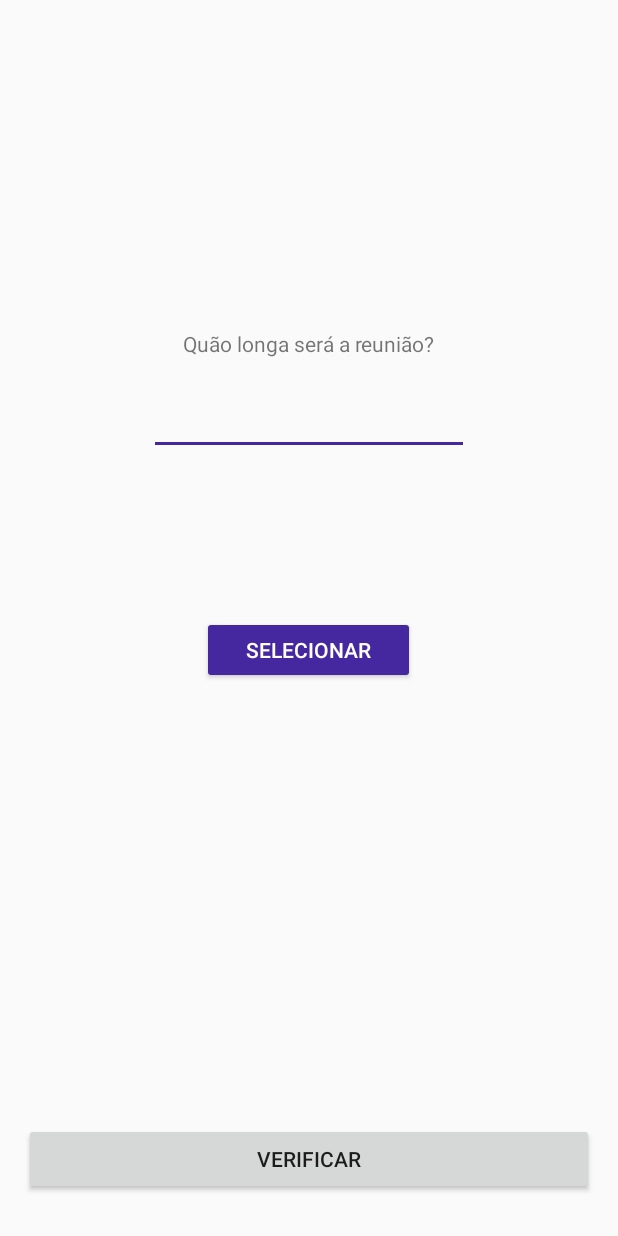
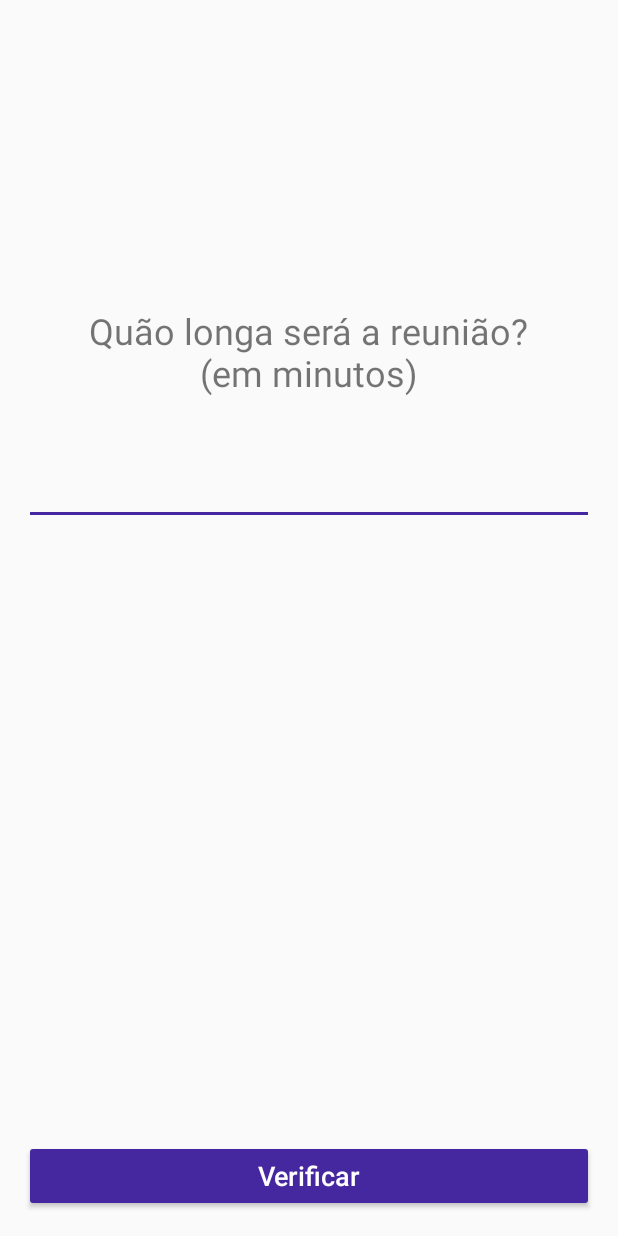
Before and after one commit to thiagoferronatto/Reuniapp, an Android app: the TempoDesejadoActivity screen opened directly, with no data from a screen before it, on a phone screen of 412 x 824 dp. Run offline under Robolectric (Android 15) with nearby library versions, the phone set to English and light mode, and no system bars.

Commit message:
Layout reformulado: responsividade adicionada

```diff
--- a/app/src/main/res/layout/activity_tempo_desejado.xml
+++ b/app/src/main/res/layout/activity_tempo_desejado.xml
@@ -11,50 +11,45 @@
     android:layout_width="wrap_content"
     android:layout_height="wrap_content"
     android:layout_marginStart="120dp"
-    android:layout_marginTop="219dp"
+    android:layout_marginTop="204dp"
     android:layout_marginEnd="120dp"
-    android:text="Quão longa será a reunião?"
+    android:layout_marginBottom="8dp"
+    android:text="Quão longa será a reunião?\n(em minutos)"
+    android:textAlignment="center"
+    android:textSize="24sp"
+    app:layout_constraintBottom_toTopOf="@+id/duracao_desejada"
     app:layout_constraintEnd_toEndOf="parent"
+    app:layout_constraintHorizontal_bias="0.504"
     app:layout_constraintStart_toStartOf="parent"
     app:layout_constraintTop_toTopOf="parent" />
 
   <EditText
     android:id="@+id/duracao_desejada"
-    android:layout_width="wrap_content"
+    android:layout_width="0dp"
     android:layout_height="wrap_content"
     android:layout_marginStart="16dp"
-    android:layout_marginTop="19dp"
+    android:layout_marginTop="32dp"
     android:layout_marginEnd="16dp"
     android:ems="10"
     android:inputType="textPersonName"
+    android:textAlignment="center"
+    android:textSize="24sp"
     app:layout_constraintEnd_toEndOf="parent"
+    app:layout_constraintHorizontal_bias="0.0"
     app:layout_constraintStart_toStartOf="parent"
     app:layout_constraintTop_toBottomOf="@+id/textView3" />
 
   <Button
-    android:id="@+id/btn_selecionar_duracao"
+    android:id="@+id/btn_verificar"
     style="@style/Widget.AppCompat.Button.Colored"
-    android:layout_width="142dp"
-    android:layout_height="45dp"
-    android:layout_marginStart="161dp"
-    android:layout_marginTop="13dp"
-    android:layout_marginEnd="162dp"
-    android:layout_marginBottom="368dp"
-    android:text="Selecionar"
-    app:layout_constraintBottom_toBottomOf="parent"
-    app:layout_constraintEnd_toEndOf="parent"
-    app:layout_constraintStart_toStartOf="parent"
-    app:layout_constraintTop_toBottomOf="@+id/duracao_desejada"
-    app:layout_constraintVertical_bias="1.0" />
-
-  <Button
-    android:id="@+id/btn_verificar"
     android:layout_width="0dp"
     android:layout_height="wrap_content"
     android:layout_marginStart="16dp"
     android:layout_marginEnd="16dp"
-    android:layout_marginBottom="27dp"
+    android:layout_marginBottom="16dp"
     android:text="Verificar"
+    android:textAllCaps="false"
+    android:textSize="18sp"
     app:layout_constraintBottom_toBottomOf="parent"
     app:layout_constraintEnd_toEndOf="parent"
     app:layout_constraintStart_toStartOf="parent" />
--- a/app/src/main/res/layout/app_bar_agenda_drawer.xml
+++ b/app/src/main/res/layout/app_bar_agenda_drawer.xml
@@ -35,6 +35,7 @@
     android:layout_marginBottom="8dp"
     android:text="Novo compromisso"
     android:textAllCaps="false"
+    android:textSize="18sp"
     app:layout_constraintBottom_toBottomOf="parent"
     app:layout_constraintEnd_toStartOf="@+id/qr"
     app:layout_constraintStart_toStartOf="parent" />
```
Also changed, not shown: app/src/main/java/com/tcc/reuniapp/TempoDesejadoActivity.java (+3 -22 lines), app/src/main/res/layout/activity_compromisso.xml (+9 -9 lines), app/src/main/res/layout/activity_horarios_disponiveis.xml (+8 -6 lines), app/src/main/res/layout/activity_login.xml (+16 -10 lines), app/src/main/res/layout/activity_qr.xml (+11 -9 lines), app/src/main/res/layout/item.xml (+19 -10 lines).
